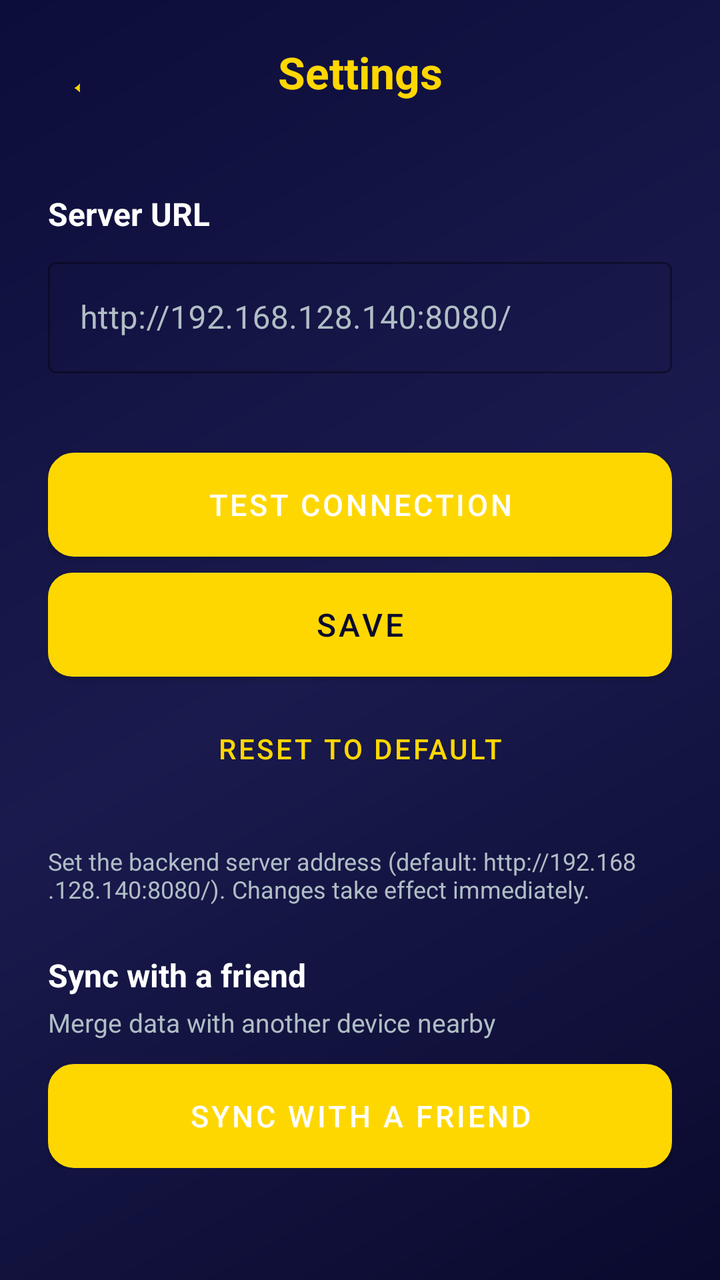
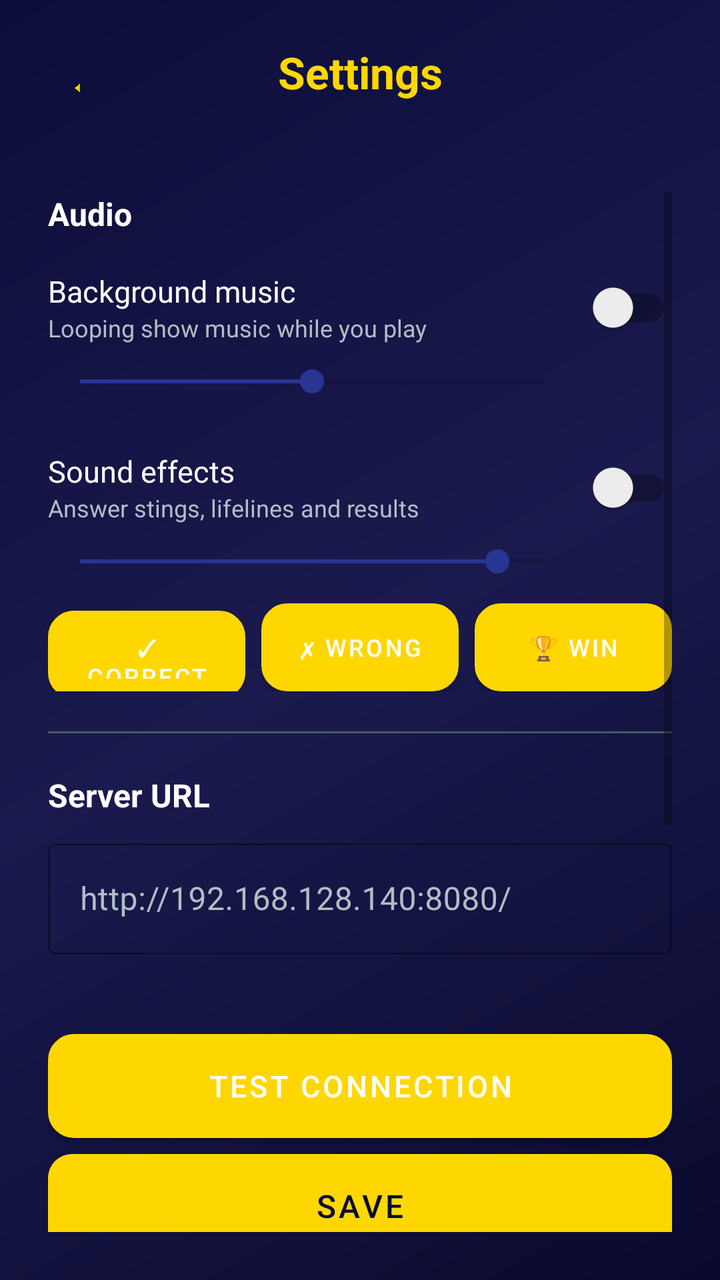

Before-and-after screenshots of an Android layout around one commit, followed by the original layout XML and the change that was made.
<!-- AndroidManifest.xml: application theme Theme.MillionaireGame -->
<!-- res/layout/activity_settings.xml -->
<?xml version="1.0" encoding="utf-8"?>
<LinearLayout xmlns:android="http://schemas.android.com/apk/res/android"
    xmlns:app="http://schemas.android.com/apk/res-auto"
    android:layout_width="match_parent"
    android:layout_height="match_parent"
    android:orientation="vertical"
    android:background="@drawable/bg_gradient">

    
    <LinearLayout
        android:layout_width="match_parent"
        android:layout_height="wrap_content"
        android:orientation="horizontal"
        android:gravity="center_vertical"
        android:padding="16dp">

        <Button
            android:id="@+id/btnBack"
            android:layout_width="40dp"
            android:layout_height="40dp"
            android:text="←"
            android:textSize="20sp"
            android:textColor="@color/gold"
            android:background="@android:color/transparent" />

        <TextView
            android:layout_width="0dp"
            android:layout_height="wrap_content"
            android:layout_weight="1"
            android:text="@string/settings"
            android:textSize="22sp"
            android:textStyle="bold"
            android:textColor="@color/gold"
            android:gravity="center" />

        <View
            android:layout_width="40dp"
            android:layout_height="40dp" />
    </LinearLayout>

    <ScrollView
        android:layout_width="match_parent"
        android:layout_height="match_parent"
        android:padding="24dp">

        <LinearLayout
            android:layout_width="match_parent"
            android:layout_height="wrap_content"
            android:orientation="vertical">

            <TextView
                android:layout_width="wrap_content"
                android:layout_height="wrap_content"
                android:text="@string/server_url_label"
                android:textSize="16sp"
                android:textStyle="bold"
                android:textColor="@color/white"
                android:layout_marginBottom="8dp" />

            <com.google.android.material.textfield.TextInputLayout
                android:layout_width="match_parent"
                android:layout_height="wrap_content"
                android:layout_marginBottom="6dp"
                android:textColorHint="@color/light_gray"
                style="@style/Widget.MaterialComponents.TextInputLayout.OutlinedBox">

                <com.google.android.material.textfield.TextInputEditText
                    android:id="@+id/etServerUrl"
                    android:layout_width="match_parent"
                    android:layout_height="wrap_content"
                    android:hint="@string/server_url_hint"
                    android:inputType="textUri"
                    android:textColor="@color/white"
                    android:singleLine="true" />
            </com.google.android.material.textfield.TextInputLayout>

            <TextView
                android:id="@+id/tvUrlError"
                android:layout_width="wrap_content"
                android:layout_height="wrap_content"
                android:textColor="@color/red"
                android:textSize="13sp"
                android:visibility="gone"
                android:layout_marginBottom="8dp" />

            <TextView
                android:id="@+id/tvCurrentUrl"
                android:layout_width="wrap_content"
                android:layout_height="wrap_content"
                android:textSize="13sp"
                android:textColor="@color/light_gray"
                android:layout_marginBottom="16dp" />

            
            <Button
                android:id="@+id/btnTestConnection"
                android:layout_width="match_parent"
                android:layout_height="52dp"
                android:text="@string/test_connection"
                android:textSize="15sp"
                android:textColor="@color/white"
                android:background="@drawable/btn_secondary"
                android:layout_marginBottom="8dp" />

            <TextView
                android:id="@+id/tvTestResult"
                android:layout_width="wrap_content"
                android:layout_height="wrap_content"
                android:textSize="14sp"
                android:textColor="@color/green"
                android:visibility="gone"
                android:layout_marginBottom="16dp" />

            
            <Button
                android:id="@+id/btnSave"
                android:layout_width="match_parent"
                android:layout_height="52dp"
                android:text="@string/save"
                android:textSize="16sp"
                android:textColor="@color/dark_blue"
                android:background="@drawable/btn_primary"
                android:layout_marginBottom="12dp" />

            
            <Button
                android:id="@+id/btnResetDefault"
                android:layout_width="match_parent"
                android:layout_height="48dp"
                android:text="@string/reset_to_default"
                android:textSize="14sp"
                android:textColor="@color/gold"
                android:background="@android:color/transparent"
                android:layout_marginBottom="24dp" />

            <TextView
                android:layout_width="wrap_content"
                android:layout_height="wrap_content"
                android:text="@string/server_url_help"
                android:textSize="12sp"
                android:textColor="@color/light_gray"
                android:layout_marginBottom="24dp" />

            
            <TextView
                android:layout_width="wrap_content"
                android:layout_height="wrap_content"
                android:text="@string/peer_sync_settings_entry"
                android:textSize="16sp"
                android:textStyle="bold"
                android:textColor="@color/white"
                android:layout_marginBottom="4dp" />

            <TextView
                android:layout_width="wrap_content"
                android:layout_height="wrap_content"
                android:text="@string/peer_sync_settings_summary"
                android:textSize="13sp"
                android:textColor="@color/light_gray"
                android:layout_marginBottom="12dp" />

            <Button
                android:id="@+id/btnPeerSync"
                android:layout_width="match_parent"
                android:layout_height="52dp"
                android:text="@string/peer_sync_title"
                android:textSize="15sp"
                android:textColor="@color/white"
                android:background="@drawable/btn_secondary" />
        </LinearLayout>
    </ScrollView>
</LinearLayout>
<!-- resources referenced by this layout -->
<resources>
  <color name="dark_blue">#0a0a2e</color>
  <color name="gold">#FFD700</color>
  <color name="green">#4CAF50</color>
  <color name="light_gray">#B0BEC5</color>
  <color name="red">#F44336</color>
  <color name="white">#FFFFFF</color>
  <!-- drawable bg_gradient (drawable) -->
  <?xml version="1.0" encoding="utf-8"?>
  <shape xmlns:android="http://schemas.android.com/apk/res/android"
      android:shape="rectangle">
      <gradient
          android:startColor="#0a0a2e"
          android:centerColor="#1a1a4e"
          android:endColor="#0d0d3a"
          android:angle="135" />
  </shape>
  <!-- drawable btn_primary (drawable) -->
  <?xml version="1.0" encoding="utf-8"?>
  <shape xmlns:android="http://schemas.android.com/apk/res/android"
      android:shape="rectangle">
      <gradient
          android:startColor="#FFD700"
          android:centerColor="#FFC107"
          android:endColor="#FFA000"
          android:angle="180" />
      <corners android:radius="12dp" />
  </shape>
  <!-- drawable btn_secondary (drawable) -->
  <?xml version="1.0" encoding="utf-8"?>
  <shape xmlns:android="http://schemas.android.com/apk/res/android"
      android:shape="rectangle">
      <solid android:color="#283593" />
      <corners android:radius="12dp" />
      <stroke android:width="2dp" android:color="#5C6BC0" />
  </shape>
  <string name="peer_sync_settings_entry">Sync with a friend</string>
  <string name="peer_sync_settings_summary">Merge data with another device nearby</string>
  <string name="peer_sync_title">Sync with a friend</string>
  <string name="reset_to_default">Reset to Default</string>
  <string name="save">SAVE</string>
  <string name="server_url_help">Set the backend server address (default: http://192.168.128.140:8080/). Changes take effect immediately.</string>
  <string name="server_url_hint">http://192.168.128.140:8080/</string>
  <string name="server_url_label">Server URL</string>
  <string name="settings">Settings</string>
  <string name="test_connection">Test Connection</string>
  <style name="Theme.MillionaireGame" parent="Theme.MaterialComponents.DayNight.NoActionBar">
          <item name="colorPrimary">@color/gold</item>
          <item name="colorPrimaryVariant">@color/gold_dark</item>
          <item name="colorOnPrimary">@color/dark_blue</item>
          <item name="colorSecondary">@color/light_blue</item>
          <item name="colorSecondaryVariant">@color/medium_blue</item>
          <item name="colorOnSecondary">@color/white</item>
          <item name="android:windowBackground">@color/dark_blue</item>
          <item name="android:statusBarColor">@color/dark_blue</item>
          <item name="android:navigationBarColor">@color/dark_blue</item>
          <item name="android:textColorPrimary">@color/white</item>
      </style>
  <color name="gold_dark">#FFA000</color>
  <color name="light_blue">#283593</color>
  <color name="medium_blue">#1a237e</color>
</resources>

<!-- the commit's change to res/layout/activity_settings.xml (unified diff, before → after) -->
@@ -48,6 +48,193 @@
             android:layout_height="wrap_content"
             android:orientation="vertical">
 
+            
+            <TextView
+                android:layout_width="wrap_content"
+                android:layout_height="wrap_content"
+                android:text="@string/audio_section"
+                android:textSize="16sp"
+                android:textStyle="bold"
+                android:textColor="@color/white"
+                android:layout_marginBottom="12dp" />
+
+            
+            <LinearLayout
+                android:layout_width="match_parent"
+                android:layout_height="wrap_content"
+                android:orientation="horizontal"
+                android:gravity="center_vertical">
+
+                <LinearLayout
+                    android:layout_width="0dp"
+                    android:layout_height="wrap_content"
+                    android:layout_weight="1"
+                    android:orientation="vertical">
+
+                    <TextView
+                        android:layout_width="wrap_content"
+                        android:layout_height="wrap_content"
+                        android:text="@string/audio_music_label"
+                        android:textSize="15sp"
+                        android:textColor="@color/white" />
+
+                    <TextView
+                        android:layout_width="wrap_content"
+                        android:layout_height="wrap_content"
+                        android:text="@string/audio_music_summary"
+                        android:textSize="12sp"
+                        android:textColor="@color/light_gray" />
+                </LinearLayout>
+
+                <androidx.appcompat.widget.SwitchCompat
+                    android:id="@+id/swMusic"
+                    android:layout_width="wrap_content"
+                    android:layout_height="wrap_content" />
+            </LinearLayout>
+
+            <LinearLayout
+                android:layout_width="match_parent"
+                android:layout_height="wrap_content"
+                android:orientation="horizontal"
+                android:gravity="center_vertical"
+                android:layout_marginTop="4dp">
+
+                <SeekBar
+                    android:id="@+id/seekMusicVolume"
+                    android:layout_width="0dp"
+                    android:layout_height="wrap_content"
+                    android:layout_weight="1"
+                    android:max="100"
+                    android:progress="50" />
+
+                <TextView
+                    android:id="@+id/tvMusicVolume"
+                    android:layout_width="48dp"
+                    android:layout_height="wrap_content"
+                    android:gravity="end"
+                    android:textSize="12sp"
+                    android:textColor="@color/light_gray" />
+            </LinearLayout>
+
+            
+            <LinearLayout
+                android:layout_width="match_parent"
+                android:layout_height="wrap_content"
+                android:orientation="horizontal"
+                android:gravity="center_vertical"
+                android:layout_marginTop="20dp">
+
+                <LinearLayout
+                    android:layout_width="0dp"
+                    android:layout_height="wrap_content"
+                    android:layout_weight="1"
+                    android:orientation="vertical">
+
+                    <TextView
+                        android:layout_width="wrap_content"
+                        android:layout_height="wrap_content"
+                        android:text="@string/audio_sfx_label"
+                        android:textSize="15sp"
+                        android:textColor="@color/white" />
+
+                    <TextView
+                        android:layout_width="wrap_content"
+                        android:layout_height="wrap_content"
+                        android:text="@string/audio_sfx_summary"
+                        android:textSize="12sp"
+                        android:textColor="@color/light_gray" />
+                </LinearLayout>
+
+                <androidx.appcompat.widget.SwitchCompat
+                    android:id="@+id/swSfx"
+                    android:layout_width="wrap_content"
+                    android:layout_height="wrap_content" />
+            </LinearLayout>
+
+            <LinearLayout
+                android:layout_width="match_parent"
+                android:layout_height="wrap_content"
+                android:orientation="horizontal"
+                android:gravity="center_vertical"
+                android:layout_marginTop="4dp">
+
+                <SeekBar
+                    android:id="@+id/seekSfxVolume"
+                    android:layout_width="0dp"
+                    android:layout_height="wrap_content"
+                    android:layout_weight="1"
+                    android:max="100"
+                    android:progress="90" />
+
+                <TextView
+                    android:id="@+id/tvSfxVolume"
+                    android:layout_width="48dp"
+                    android:layout_height="wrap_content"
+                    android:gravity="end"
+                    android:textSize="12sp"
+                    android:textColor="@color/light_gray" />
+            </LinearLayout>
+
+            
+            <LinearLayout
+                android:layout_width="match_parent"
+                android:layout_height="wrap_content"
+                android:orientation="horizontal"
+                android:layout_marginTop="12dp">
+
+                <Button
+                    android:id="@+id/btnTestCorrect"
+                    android:layout_width="0dp"
+                    android:layout_height="44dp"
+                    android:layout_weight="1"
+                    android:layout_marginEnd="4dp"
+                    android:text="@string/audio_test_correct"
+                    android:textSize="12sp"
+                    android:textColor="@color/white"
+                    android:background="@drawable/btn_secondary" />
+
+                <Button
+                    android:id="@+id/btnTestWrong"
+                    android:layout_width="0dp"
+                    android:layout_height="44dp"
+                    android:layout_weight="1"
+                    android:layout_marginStart="4dp"
+                    android:layout_marginEnd="4dp"
+                    android:text="@string/audio_test_wrong"
+                    android:textSize="12sp"
+                    android:textColor="@color/white"
+                    android:background="@drawable/btn_secondary" />
+
+                <Button
+                    android:id="@+id/btnTestWin"
+                    android:layout_width="0dp"
+                    android:layout_height="44dp"
+                    android:layout_weight="1"
+                    android:layout_marginStart="4dp"
+                    android:text="@string/audio_test_win"
+                    android:textSize="12sp"
+                    android:textColor="@color/white"
+                    android:background="@drawable/btn_secondary" />
+            </LinearLayout>
+
+            <TextView
+                android:id="@+id/tvSfxMuted"
+                android:layout_width="wrap_content"
+                android:layout_height="wrap_content"
+                android:layout_marginTop="6dp"
+                android:text="@string/audio_sfx_muted"
+                android:textColor="@color/light_gray"
+                android:textSize="11sp"
+                android:visibility="gone" />
+
+            <View
+                android:layout_width="match_parent"
+                android:layout_height="1dp"
+                android:background="@color/dark_gray"
+                android:layout_marginTop="20dp"
+                android:layout_marginBottom="20dp" />
+
+            
             <TextView
                 android:layout_width="wrap_content"
                 android:layout_height="wrap_content"
@@ -145,6 +332,34 @@
             <TextView
                 android:layout_width="wrap_content"
                 android:layout_height="wrap_content"
+                android:text="@string/manage_categories"
+                android:textSize="16sp"
+                android:textStyle="bold"
+                android:textColor="@color/white"
+                android:layout_marginBottom="4dp" />
+
+            <TextView
+                android:layout_width="wrap_content"
+                android:layout_height="wrap_content"
+                android:text="@string/manage_categories_settings_summary"
+                android:textSize="13sp"
+                android:textColor="@color/light_gray"
+                android:layout_marginBottom="12dp" />
+
+            <Button
+                android:id="@+id/btnManageCategories"
+                android:layout_width="match_parent"
+                android:layout_height="52dp"
+                android:text="@string/manage_categories"
+                android:textSize="15sp"
+                android:textColor="@color/white"
+                android:background="@drawable/btn_secondary"
+                android:layout_marginBottom="24dp" />
+
+            
+            <TextView
+                android:layout_width="wrap_content"
+                android:layout_height="wrap_content"
                 android:text="@string/peer_sync_settings_entry"
                 android:textSize="16sp"
                 android:textStyle="bold"
<!-- resource entries referenced after the edit -->
@@ -1,6 +1,7 @@
 <!-- resources referenced by this layout -->
 <resources>
   <color name="dark_blue">#0a0a2e</color>
+  <color name="dark_gray">#455A64</color>
   <color name="gold">#FFD700</color>
   <color name="green">#4CAF50</color>
   <color name="light_gray">#B0BEC5</color>
@@ -35,6 +36,17 @@
       <corners android:radius="12dp" />
       <stroke android:width="2dp" android:color="#5C6BC0" />
   </shape>
+  <string name="audio_music_label">Background music</string>
+  <string name="audio_music_summary">Looping show music while you play</string>
+  <string name="audio_section">Audio</string>
+  <string name="audio_sfx_label">Sound effects</string>
+  <string name="audio_sfx_muted">Sound effects are muted — switch them on to hear the previews.</string>
+  <string name="audio_sfx_summary">Answer stings, lifelines and results</string>
+  <string name="audio_test_correct">✓ Correct</string>
+  <string name="audio_test_win">🏆 Win</string>
+  <string name="audio_test_wrong">✗ Wrong</string>
+  <string name="manage_categories">Manage Categories</string>
+  <string name="manage_categories_settings_summary">Enable, disable or delete the categories stored offline</string>
   <string name="peer_sync_settings_entry">Sync with a friend</string>
   <string name="peer_sync_settings_summary">Merge data with another device nearby</string>
   <string name="peer_sync_title">Sync with a friend</string>
